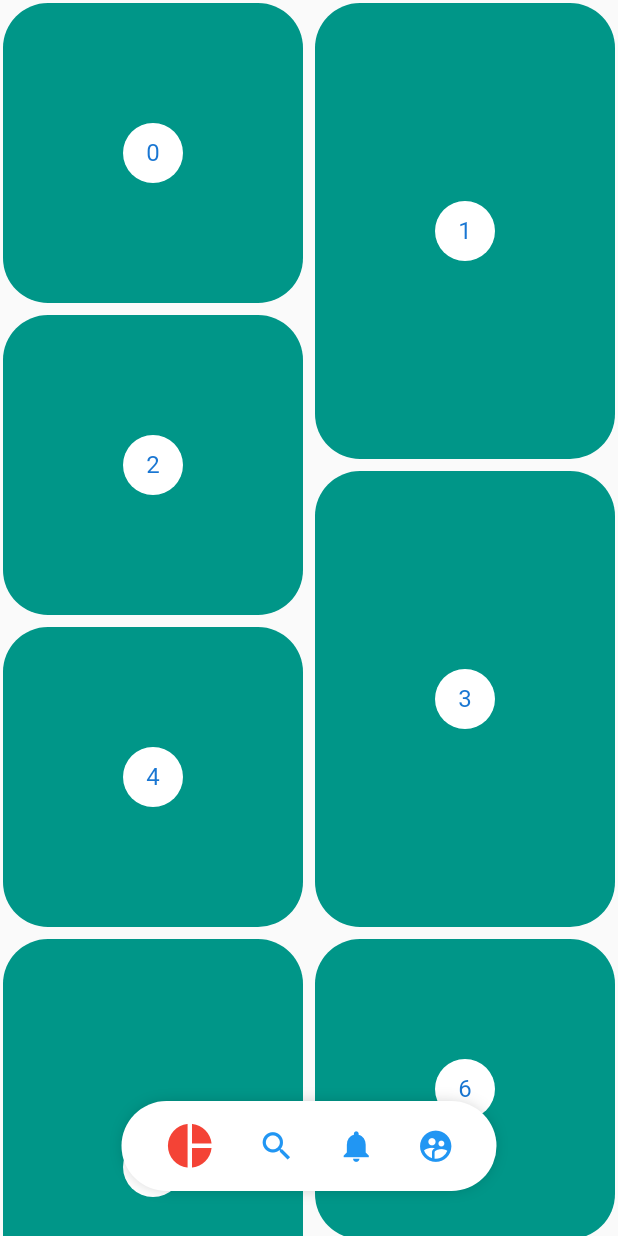
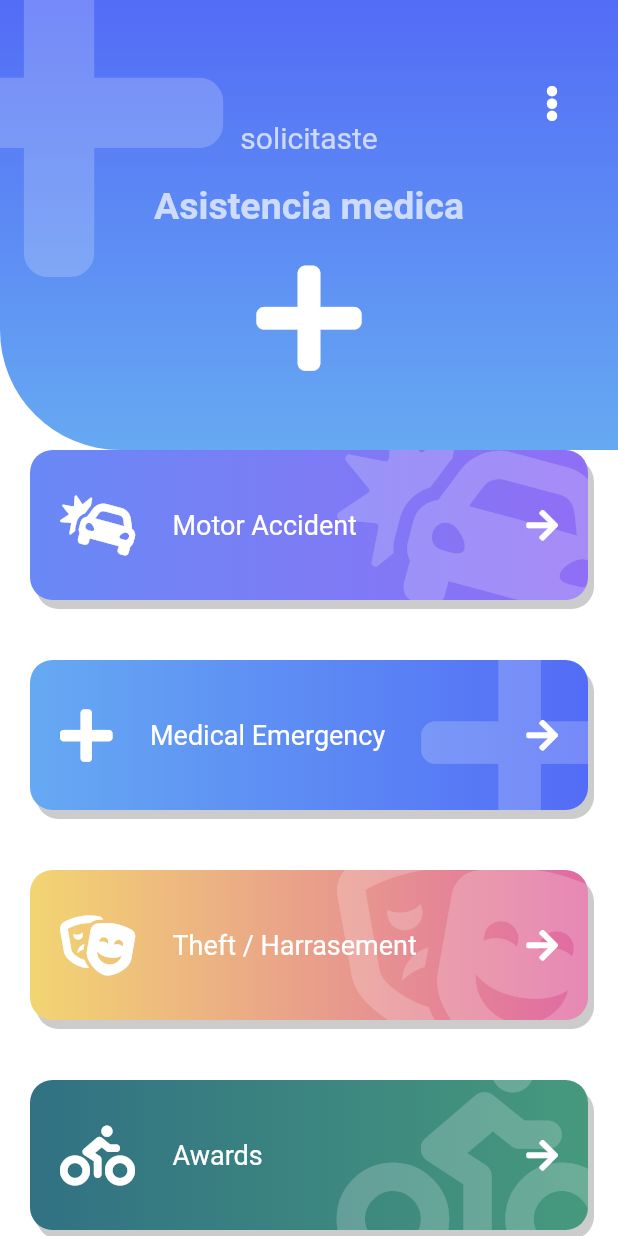
Before and after one commit to infraarhtur/flutterDise-os2, a Flutter app: the screen it shows after launch, on a phone screen of 412 x 824 dp. Run offline on Flutter 3.47's test engine with Material 2 defaults, Android fonts, the phone set to English and light mode, and no system bars; our stand-ins replace animate_do, flutter_svg, font_awesome_flutter; missing offline and left inert: dart:ffi.

Commit message:
[lam#emergency:feat]: pantalla con amimaciones de  emergencia

```diff
--- a/lib/main.dart
+++ b/lib/main.dart
@@ -5,7 +5,8 @@
 // import 'package:disenios2/src/labs/slideshow_page.dart';
 // import 'package:disenios2/src/retos/cuadrado_animado.dart';
 // import 'package:disenios2/src/pages/slideshow_page.dart';
-import 'package:disenios2/src/pages/pinterest_page.dart';
+//import 'package:disenios2/src/pages/pinterest_page.dart';
+import 'package:disenios2/src/pages/emergency_page.dart';
 import 'package:flutter/material.dart';
 
 void main() => runApp(MyApp());
@@ -16,7 +17,7 @@ class MyApp extends StatelessWidget {
     return MaterialApp(
       debugShowCheckedModeBanner: false,
       title: 'Diseños 2',
-       home: PinterestPage()
+       home: EmergencyPage()
     );
   }
 }
--- /dev/null
+++ b/lib/src/pages/emergency_page.dart
@@ -0,0 +1,137 @@
+import 'package:animate_do/animate_do.dart';
+import 'package:disenios2/src/widgets/boton_gordo.dart';
+import 'package:flutter/material.dart';
+import 'package:disenios2/src/widgets/headers.dart';
+import 'package:font_awesome_flutter/font_awesome_flutter.dart';
+
+class ItemBoton {
+
+  final IconData icon;
+  final String texto;
+  final Color color1;
+  final Color color2;
+
+  ItemBoton( this.icon, this.texto, this.color1, this.color2 );
+}
+
+
+
+class EmergencyPage extends StatelessWidget {
+
+  @override
+  Widget build(BuildContext context) {
+
+
+final items = <ItemBoton>[
+  new ItemBoton( FontAwesomeIcons.carCrash, 'Motor Accident', Color(0xff6989F5), Color(0xff906EF5) ),
+  new ItemBoton( FontAwesomeIcons.plus, 'Medical Emergency', Color(0xff66A9F2), Color(0xff536CF6) ),
+  new ItemBoton( FontAwesomeIcons.theaterMasks, 'Theft / Harrasement', Color(0xffF2D572), Color(0xffE06AA3) ),
+  new ItemBoton( FontAwesomeIcons.biking, 'Awards', Color(0xff317183), Color(0xff46997D) ),
+  new ItemBoton( FontAwesomeIcons.carCrash, 'Motor Accident', Color(0xff6989F5), Color(0xff906EF5) ),
+  new ItemBoton( FontAwesomeIcons.plus, 'Medical Emergency', Color(0xff66A9F2), Color(0xff536CF6) ),
+  new ItemBoton( FontAwesomeIcons.theaterMasks, 'Theft / Harrasement', Color(0xffF2D572), Color(0xffE06AA3) ),
+  new ItemBoton( FontAwesomeIcons.biking, 'Awards', Color(0xff317183), Color(0xff46997D) ),
+  new ItemBoton( FontAwesomeIcons.carCrash, 'Motor Accident', Color(0xff6989F5), Color(0xff906EF5) ),
+  new ItemBoton( FontAwesomeIcons.plus, 'Medical Emergency', Color(0xff66A9F2), Color(0xff536CF6) ),
+  new ItemBoton( FontAwesomeIcons.theaterMasks, 'Theft / Harrasement', Color(0xffF2D572), Color(0xffE06AA3) ),
+  new ItemBoton( FontAwesomeIcons.biking, 'Awards', Color(0xff317183), Color(0xff46997D) ),
+];
+
+List<Widget> itemMap = items.map(
+  (item)=> FadeInLeft(
+    // duration: Duration(milliseconds: 450),
+      child: BotonGordo(
+      icon: item.icon,
+      texto: item.texto,
+      color1: item.color1,
+      color2: item.color2,
+      onPress: (){
+        print('hola');
+      }),
+  )
+).toList();
+    return Scaffold(
+      backgroundColor: Colors.white,
+      body:Stack(
+        children: <Widget>[
+          Container(
+            margin: EdgeInsets.only(top:200),
+
+            child: ListView(
+              physics: BouncingScrollPhysics(),
+              children: <Widget>[
+                 SizedBox(height: 80),
+                 ...itemMap
+
+
+              ],
+            ),
+          ),
+          _Encabezado()
+        ],
+      )
+   );
+  }
+}
+
+class _Encabezado extends StatelessWidget {
+
+
+  @override
+  Widget build(BuildContext context) {
+    return Stack(
+      children: <Widget>[
+        IconHeader(icon: FontAwesomeIcons.plus,
+         titulo: 'Asistencia medica',
+          subtitulo: 'solicitaste',
+          color1: Color(0xff536CF6),
+          color2: Color(0xff66A9f2)
+          ),
+          Positioned(
+            right: 0,
+            top: 45,
+            child: RawMaterialButton(
+              onPressed: (){},
+              shape:CircleBorder() ,
+              child: FaIcon(FontAwesomeIcons.ellipsisV, color: Colors.white)))
+      ],
+    );
+  }
+}
+
+class BotonGordoTemp extends StatelessWidget {
+  const BotonGordoTemp({
+    Key key,
+  }) : super(key: key);
+
+  @override
+  Widget build(BuildContext context) {
+    return BotonGordo(
+      icon:  FontAwesomeIcons.carCrash,
+      texto: 'more Accodent',
+       color1:Color(0xff6989F5) ,
+       color2: Color(0xff906ef5),
+      onPress: (){
+        print('click!!');
+      },
+    );
+  }
+}
+
+class PageHeader extends StatelessWidget {
+  const PageHeader({
+    Key key,
+  }) : super(key: key);
+
+  @override
+  Widget build(BuildContext context) {
+    return IconHeader(icon: FontAwesomeIcons.plusCircle,
+    titulo: 'titulo',
+     subtitulo: 'este es el subtitulo',
+     color1: Color(0xff526BF6),
+     color2: Color(0xff67ACF2),
+
+
+     );
+  }
+}
--- /dev/null
+++ b/lib/src/widgets/boton_gordo.dart
@@ -0,0 +1,93 @@
+import 'package:flutter/material.dart';
+import 'package:font_awesome_flutter/font_awesome_flutter.dart';
+
+class BotonGordo extends StatelessWidget {
+  final IconData icon;
+  final String texto;
+  final Color color1, color2;
+  final Function onPress;
+
+  const BotonGordo(
+      {this.icon = FontAwesomeIcons.circle,
+      @required this.texto,
+      this.color1 = Colors.grey,
+      this.color2 = Colors.blueGrey,
+      @required this.onPress});
+  @override
+  Widget build(BuildContext context) {
+    return GestureDetector(
+      onTap: this.onPress,
+          child: Stack(
+        children: <Widget>[
+          _botonGordoBackground(this.icon, this.color1,this.color2,onPress),
+          Row(
+            mainAxisAlignment: MainAxisAlignment.center,
+            children: <Widget>[
+              SizedBox(
+                height: 140,
+                width: 40,
+              ),
+              FaIcon(
+                this.icon,
+                color: Colors.white,
+                size: 40,
+              ),
+              SizedBox(
+                width: 25,
+              ),
+              Expanded(
+                  child: Text(this.texto,
+                      style: TextStyle(color: Colors.white, fontSize: 18))),
+              FaIcon(FontAwesomeIcons.arrowRight, color: Colors.white),
+              SizedBox(
+                width: 40,
+              )
+            ],
+          )
+        ],
+      ),
+    );
+  }
+}
+
+class _botonGordoBackground extends StatelessWidget {
+  final IconData icon;
+
+  final Color color1, color2;
+  final Function onPress;
+
+  const _botonGordoBackground(
+      this.icon, this.color1, this.color2, this.onPress);
+
+  @override
+  Widget build(BuildContext context) {
+    return Container(
+      child: ClipRRect(
+        borderRadius: BorderRadius.circular(15),
+        child: Stack(
+          children: <Widget>[
+            Positioned(
+                right: -20,
+                top: -20,
+                child: FaIcon(
+                  this.icon,
+                  size: 150,
+                  color: Colors.white.withOpacity(0.2),
+                ))
+          ],
+        ),
+      ),
+      width: double.infinity,
+      height: 100,
+      margin: EdgeInsets.all(20),
+      decoration: BoxDecoration(
+          color: Colors.red,
+          boxShadow: <BoxShadow>[
+            BoxShadow(
+                color: Colors.black.withOpacity(0.2), offset: Offset(4, 6))
+          ],
+          borderRadius: BorderRadius.circular(15),
+          gradient: LinearGradient(colors: <Color>[this.color1, this.color2])),
+    );
+  }
+}
--- a/lib/src/widgets/headers.dart
+++ b/lib/src/widgets/headers.dart
@@ -1,4 +1,6 @@
 import 'package:flutter/material.dart';
+import 'package:font_awesome_flutter/font_awesome_flutter.dart';
+
 class HeaderCuadrado extends StatelessWidget {
   const HeaderCuadrado({Key key}) : super(key: key);
 
@@ -18,19 +20,15 @@ class HeaderBordesRedondiados extends StatelessWidget {
   Widget build(BuildContext context) {
     return Container(
       height: 300,
-
-
       decoration: BoxDecoration(
-        color:Color(0xff615AAB),
-        borderRadius:BorderRadius.only(
+          color: Color(0xff615AAB),
+          borderRadius: BorderRadius.only(
             bottomLeft: Radius.circular(70),
             bottomRight: Radius.circular(30),
-        )
-      ),
+          )),
     );
   }
 }
-
 
 class HeaderDiagonal extends StatelessWidget {
   const HeaderDiagonal({Key key}) : super(key: key);
@@ -39,37 +37,32 @@ class HeaderDiagonal extends StatelessWidget {
   Widget build(BuildContext context) {
     return Container(
       height: double.infinity,
-        width:  double.infinity,
-
+      width: double.infinity,
       child: CustomPaint(
-          painter:_HeaderDiagonalPainter() ,
+        painter: _HeaderDiagonalPainter(),
       ),
     );
   }
 }
 
-class _HeaderDiagonalPainter extends CustomPainter{
-
+class _HeaderDiagonalPainter extends CustomPainter {
   @override
   void paint(Canvas canvas, Size size) {
     // TODO: implement paint
     final lapiz = Paint();
-    lapiz.color= Color(0xff615AAB);
+    lapiz.color = Color(0xff615AAB);
     lapiz.style = PaintingStyle.fill;
     lapiz.strokeWidth = 10;
 
     final path = new Path();
 
     // dibujar con el path y  el  lapiz
-    path.moveTo(0, size.height *0.35);
-    path.lineTo(size.width, size.height *0.30);
+    path.moveTo(0, size.height * 0.35);
+    path.lineTo(size.width, size.height * 0.30);
     path.lineTo(size.width, 0);
     path.lineTo(0, 0);
     // path.lineTo(0, size.height *0.5);
     canvas.drawPath(path, lapiz);
-
-
-
   }
 
   @override
@@ -79,7 +72,6 @@ class _HeaderDiagonalPainter extends CustomPainter{
   }
 }
 
-
 class HeaderTriangular extends StatelessWidget {
   const HeaderTriangular({Key key}) : super(key: key);
 
@@ -87,24 +79,20 @@ class HeaderTriangular extends StatelessWidget {
   Widget build(BuildContext context) {
     return Container(
       height: double.infinity,
-        width:  double.infinity,
-
+      width: double.infinity,
       child: CustomPaint(
-          painter:_HeaderTriangularPainter() ,
+        painter: _HeaderTriangularPainter(),
       ),
     );
   }
 }
 
-
-
-class _HeaderTriangularPainter extends CustomPainter{
-
+class _HeaderTriangularPainter extends CustomPainter {
   @override
   void paint(Canvas canvas, Size size) {
     // TODO: implement paint
     final lapiz = Paint();
-    lapiz.color= Color(0xff615AAB);
+    lapiz.color = Color(0xff615AAB);
     lapiz.style = PaintingStyle.fill;
     lapiz.strokeWidth = 10;
 
@@ -117,9 +105,6 @@ class _HeaderTriangularPainter extends CustomPainter{
     path.lineTo(0, 0);
     // path.lineTo(0, size.height *0.5);
     canvas.drawPath(path, lapiz);
-
-
-
   }
 
   @override
@@ -129,8 +114,6 @@ class _HeaderTriangularPainter extends CustomPainter{
   }
 }
 
-
-
 class HeaderPico extends StatelessWidget {
   const HeaderPico({Key key}) : super(key: key);
 
@@ -138,24 +121,20 @@ class HeaderPico extends StatelessWidget {
   Widget build(BuildContext context) {
     return Container(
       height: double.infinity,
-        width:  double.infinity,
-
+      width: double.infinity,
       child: CustomPaint(
-          painter:_HeaderPicoPainter() ,
+        painter: _HeaderPicoPainter(),
       ),
     );
   }
 }
 
-
-
-class _HeaderPicoPainter extends CustomPainter{
-
+class _HeaderPicoPainter extends CustomPainter {
   @override
   void paint(Canvas canvas, Size size) {
     // TODO: implement paint
     final lapiz = Paint();
-    lapiz.color= Color(0xff615AAB);
+    lapiz.color = Color(0xff615AAB);
     lapiz.style = PaintingStyle.fill;
     lapiz.strokeWidth = 10;
 
@@ -163,15 +142,12 @@ class _HeaderPicoPainter extends CustomPainter{
 
     // dibujar con el path y  el  lapiz
     path.moveTo(0, 0);
-    path.lineTo(0, size.height *0.20);
-      path.lineTo(size.width *0.5, size.height *0.28);
-         path.lineTo(size.width , size.height *0.20);
-         path.lineTo(size.width , 0);
+    path.lineTo(0, size.height * 0.20);
+    path.lineTo(size.width * 0.5, size.height * 0.28);
+    path.lineTo(size.width, size.height * 0.20);
+    path.lineTo(size.width, 0);
     // path.lineTo(0, size.height *0.5);
     canvas.drawPath(path, lapiz);
-
-
-
   }
 
   @override
@@ -181,7 +157,6 @@ class _HeaderPicoPainter extends CustomPainter{
   }
 }
 
-
 class HeaderCurvo extends StatelessWidget {
   const HeaderCurvo({Key key}) : super(key: key);
 
@@ -189,24 +164,20 @@ class HeaderCurvo extends StatelessWidget {
   Widget build(BuildContext context) {
     return Container(
       height: double.infinity,
-        width:  double.infinity,
-
+      width: double.infinity,
       child: CustomPaint(
-          painter:_HeaderCurvoPainter() ,
+        painter: _HeaderCurvoPainter(),
       ),
     );
   }
 }
 
-
-
-class _HeaderCurvoPainter extends CustomPainter{
-
+class _HeaderCurvoPainter extends CustomPainter {
   @override
   void paint(Canvas canvas, Size size) {
     // TODO: implement paint
     final lapiz = Paint();
-    lapiz.color= Color(0xff615AAB);
+    lapiz.color = Color(0xff615AAB);
     lapiz.style = PaintingStyle.fill;
     lapiz.strokeWidth = 10;
 
@@ -214,13 +185,11 @@ class _HeaderCurvoPainter extends CustomPainter{
 
     // dibujar con el path y  el  lapiz
     path.moveTo(0, 0);
-    path.lineTo(0, size.height *0.20);
-    path.quadraticBezierTo(size.width *0.5, size.height *0.4, size.width, size.height *0.25);
+    path.lineTo(0, size.height * 0.20);
+    path.quadraticBezierTo(
+        size.width * 0.5, size.height * 0.4, size.width, size.height * 0.25);
     path.lineTo(size.width, 0);
     canvas.drawPath(path, lapiz);
-
-
-
   }
 
   @override
@@ -230,8 +199,6 @@ class _HeaderCurvoPainter extends CustomPainter{
   }
 }
 
-
-
 class HeaderOla extends StatelessWidget {
   const HeaderOla({Key key}) : super(key: key);
 
@@ -239,27 +206,21 @@ class HeaderOla extends StatelessWidget {
   Widget build(BuildContext context) {
     return Container(
       height: double.infinity,
-        width:  double.infinity,
-
+      width: double.infinity,
       child: CustomPaint(
-          painter:_HeaderOlaPainter() ,
+        painter: _HeaderOlaPainter(),
       ),
     );
   }
 }
 
-
-
-class _HeaderOlaPainter extends CustomPainter{
-
+class _HeaderOlaPainter extends CustomPainter {
   @override
   void paint(Canvas canvas, Size size) {
     // TODO: implement paint
 
-final Rect rect  = new Rect.fromCircle(
-  center: Offset(150.0, 200.0),
-  radius: 180
-);
+    final Rect rect =
+        new Rect.fromCircle(center: Offset(150.0, 200.0), radius: 180);
 
     final Gradient gradiente = new LinearGradient(
         begin: Alignment.topCenter,
@@ -273,12 +234,9 @@ final Gradient gradiente = new LinearGradient(
           0.0,
           0.5,
           1.0
-  ]
+        ]);
 
-  );
-
-
-    final lapiz = Paint()..shader= gradiente.createShader(rect);
+    final lapiz = Paint()..shader = gradiente.createShader(rect);
     // lapiz.color= Color(0xff615AAB);
     lapiz.style = PaintingStyle.fill;
     lapiz.strokeWidth = 10;
@@ -287,14 +245,13 @@ final Gradient gradiente = new LinearGradient(
 
     // dibujar con el path y  el  lapiz
     path.moveTo(0, 0);
-    path.lineTo(0, size.height *0.20);
-    path.quadraticBezierTo(size.width *0.25, size.height *0.30, size.width*0.5, size.height *0.25);
-     path.quadraticBezierTo(size.width *0.75, size.height *0.20, size.width, size.height *0.25);
+    path.lineTo(0, size.height * 0.20);
+    path.quadraticBezierTo(size.width * 0.25, size.height * 0.30,
+        size.width * 0.5, size.height * 0.25);
+    path.quadraticBezierTo(
+        size.width * 0.75, size.height * 0.20, size.width, size.height * 0.25);
     path.lineTo(size.width, 0);
     canvas.drawPath(path, lapiz);
-
-
-
   }
 
   @override
@@ -303,3 +260,84 @@ final Gradient gradiente = new LinearGradient(
     return true;
   }
 }
+
+class IconHeader extends StatelessWidget {
+  final IconData icon;
+  final String titulo, subtitulo;
+  final Color color1, color2;
+
+  const IconHeader(
+      {
+      @required this.icon,
+      @required this.titulo,
+      @required this.subtitulo,
+      this.color1 = Colors.grey,
+       this.color2 =  Colors.blueGrey});
+  @override
+  Widget build(BuildContext context) {
+    final Color colorBlanco = Colors.white.withOpacity(0.7);
+    return Stack(
+      children: <Widget>[
+        _IconHeaderBackground(color1: this.color1, color2: this.color2,  ),
+        Positioned(
+            top: -50,
+            left: -70,
+            child: FaIcon(
+             this.icon,
+              size: 250,
+              color: Colors.white.withOpacity(0.2),
+            )),
+        Column(
+          children: <Widget>[
+            SizedBox(
+              height: 80,
+              width: double.infinity,
+            ),
+            Text(this.subtitulo,
+                style: TextStyle(fontSize: 20, color: colorBlanco)),
+            SizedBox(
+              height: 20,
+            ),
+            Text(this.titulo,
+                style: TextStyle(
+                    fontSize: 25,
+                    color: colorBlanco,
+                    fontWeight: FontWeight.bold)),
+            SizedBox(
+              height: 20,
+            ),
+            FaIcon(
+             this.icon,
+              size: 80,
+              color: Colors.white,
+            )
+          ],
+        )
+      ],
+    );
+  }
+}
+
+class _IconHeaderBackground extends StatelessWidget {
+  final Color color1, color2;
+
+  const _IconHeaderBackground({@required this.color1, @required this.color2});
+
+
+  @override
+  Widget build(BuildContext context) {
+    return Container(
+      width: double.infinity,
+      height: 300,
+      decoration: BoxDecoration(
+          borderRadius: BorderRadius.only(bottomLeft: Radius.circular(80)),
+          gradient: LinearGradient(
+              begin: Alignment.topCenter,
+              end: Alignment.bottomCenter,
+              colors: <Color>[
+               this.color1,
+               this.color2,
+              ])),
+    );
+  }
+}
--- a/pubspec.yaml
+++ b/pubspec.yaml
@@ -26,6 +26,8 @@ dependencies:
   flutter_svg: ^0.17.3+1
   provider: ^4.1.3+1
   flutter_staggered_grid_view: ^0.3.0
+  font_awesome_flutter: ^8.8.1
+  animate_do: ^1.7.2
 
 dev_dependencies:
   flutter_test:
```
Also changed, not shown: pubspec.lock. Lines whose indentation alone changed are shown as unchanged.
